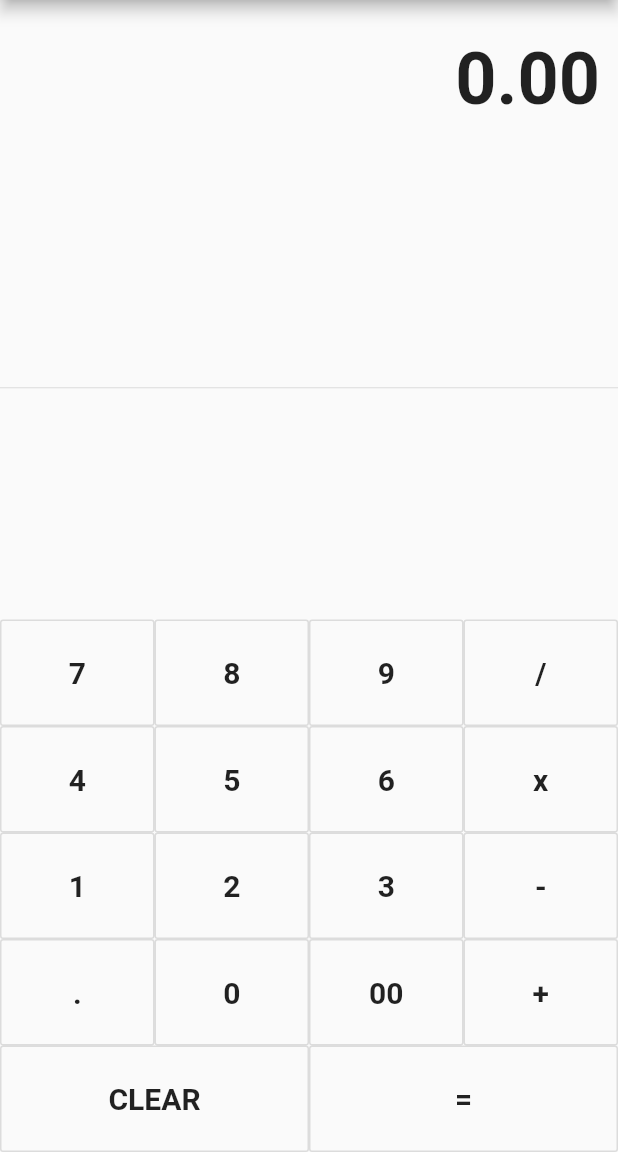
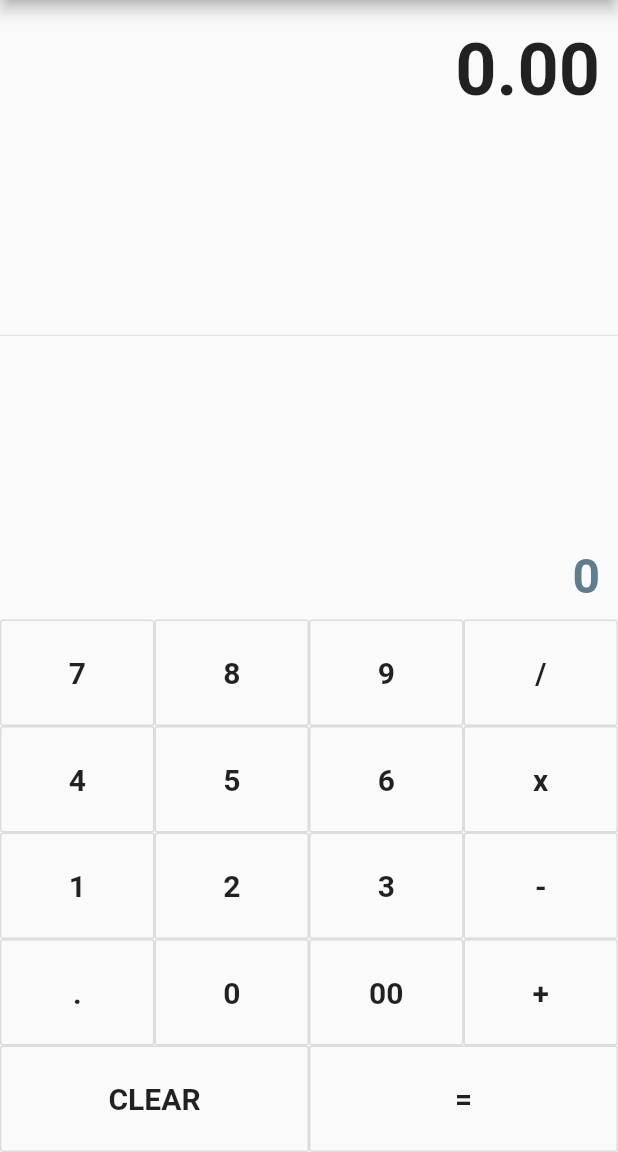
Before and after one commit to lakshyajit165/flutter_calculator, a Flutter app: the screen it shows after launch, item 2 of the bottom bar chosen, on a phone screen of 412 x 824 dp, the part 84-1236 px from its top. Run offline on Flutter 3.47's test engine with Material 2 defaults, Android fonts, the phone set to English and light mode, and no system bars; our stand-ins replace fluttertoast.

Commit message:
Some extra functionalities

```diff
--- a/lib/main.dart
+++ b/lib/main.dart
@@ -1,4 +1,5 @@
 import 'package:flutter/material.dart';
+import 'package:fluttertoast/fluttertoast.dart';
 
 void main() => runApp(MyApp());
 
@@ -28,6 +29,8 @@ class _MyHomePageState extends State<MyHomePage> {
 
   String output = "0";
 
+  String exp = "";//new
+
   String _output = "0";
   double num1 = 0.0;
   double num2 = 0.0;
@@ -39,6 +42,7 @@ class _MyHomePageState extends State<MyHomePage> {
            num1 = 0.0;
              num2 = 0.0;
              operand = "";
+             exp = ""; //new
       }else if(buttonText == "+" || buttonText == "-" || buttonText == "x" || buttonText == "/"){
 
         num1 = double.parse(output);
@@ -47,12 +51,25 @@ class _MyHomePageState extends State<MyHomePage> {
 
         _output = "0";
 
+        exp += buttonText; //new
+
       }else if(buttonText == "."){
         if(_output.contains(".")){
-          print("Already contains a decimal");
+          //print("Already contains a decimal");
+          Fluttertoast.showToast(
+
+            msg: "Already contains a decimal",
+            toastLength: Toast.LENGTH_SHORT,
+            gravity: ToastGravity.BOTTOM, // also possible "TOP" and "CENTER"
+            backgroundColor: Colors.black87,
+            textColor: Colors.white
+
+          );
+
           return;
         }else{
           _output = _output + buttonText;
+          exp += buttonText; //new
         }
 
       }else if(buttonText == "="){
@@ -60,18 +77,22 @@ class _MyHomePageState extends State<MyHomePage> {
 
         if(operand == "+"){
           _output = (num1 + num2).toString();
+          exp = double.parse(_output).toStringAsFixed(2); //new
         }
 
         if(operand == "-"){
           _output = (num1 - num2).toString();
+          exp = double.parse(_output).toStringAsFixed(2); //new
         }
 
         if(operand == "x"){
           _output = (num1 * num2).toString();
+          exp = double.parse(_output).toStringAsFixed(2); //new
         }
 
         if(operand == "/"){
           _output = (num1 / num2).toString();
+          exp = double.parse(_output).toStringAsFixed(2); //new
         }
 
         num1 = 0.0;
@@ -80,6 +101,7 @@ class _MyHomePageState extends State<MyHomePage> {
 
       }else{
         _output = _output + buttonText;
+        exp += buttonText;
       }
     print(_output);
 
@@ -115,7 +137,7 @@ class _MyHomePageState extends State<MyHomePage> {
             new Container(
                 alignment: Alignment.centerRight,
                 padding:
-                    new EdgeInsets.symmetric(vertical: 24.0, horizontal: 12.0),
+                    new EdgeInsets.symmetric(vertical: 18.0, horizontal: 12.0),
                 child: new Text(output,
                     style: new TextStyle(
                       fontSize: 48.0,
@@ -124,6 +146,17 @@ class _MyHomePageState extends State<MyHomePage> {
              new Expanded(
               child: new Divider(),
             ),
+
+             new Container(
+                alignment: Alignment.centerRight,
+                padding:
+                    new EdgeInsets.symmetric(vertical: 10.0, horizontal: 12.0),
+                child: new Text(exp,
+                    style: new TextStyle(
+                      color: Colors.blueGrey,
+                      fontSize: 32.0,
+                      fontWeight: FontWeight.bold,
+                    ))),
             new Column(children: [
               new Row(children: [
                 buildButton("7"),
--- a/pubspec.yaml
+++ b/pubspec.yaml
@@ -19,6 +19,7 @@ dependencies:
   # The following adds the Cupertino Icons font to your application.
   # Use with the CupertinoIcons class for iOS style icons.
   cupertino_icons: ^0.1.2
+  fluttertoast: ^2.0.7
 
 dev_dependencies:
   flutter_test:
```
